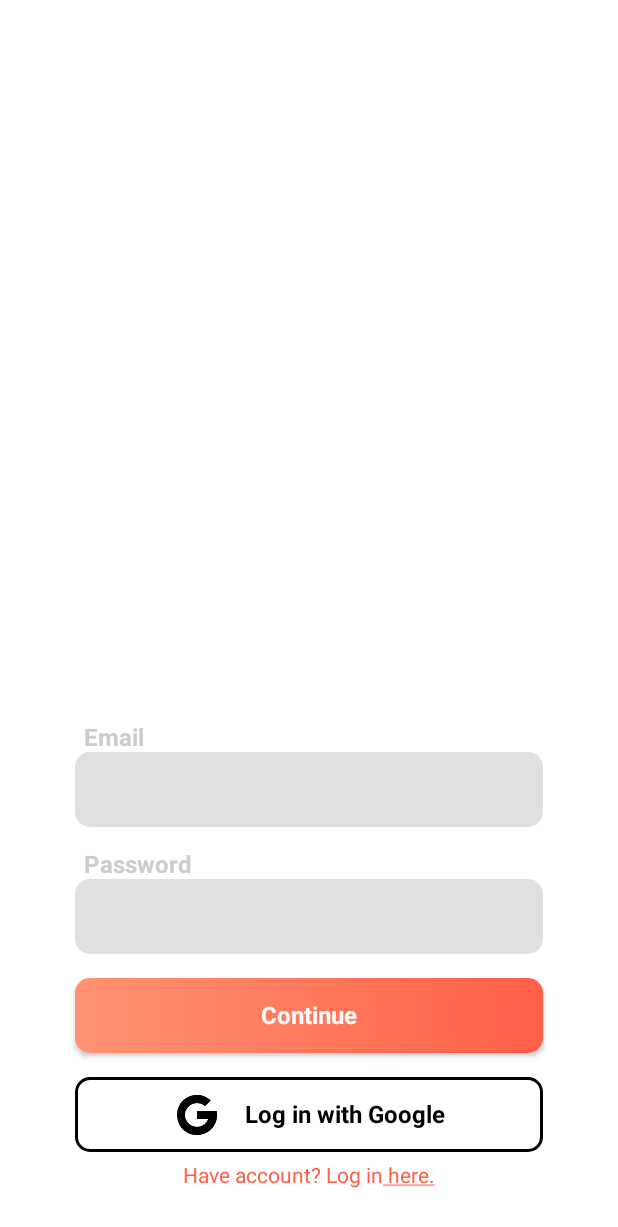
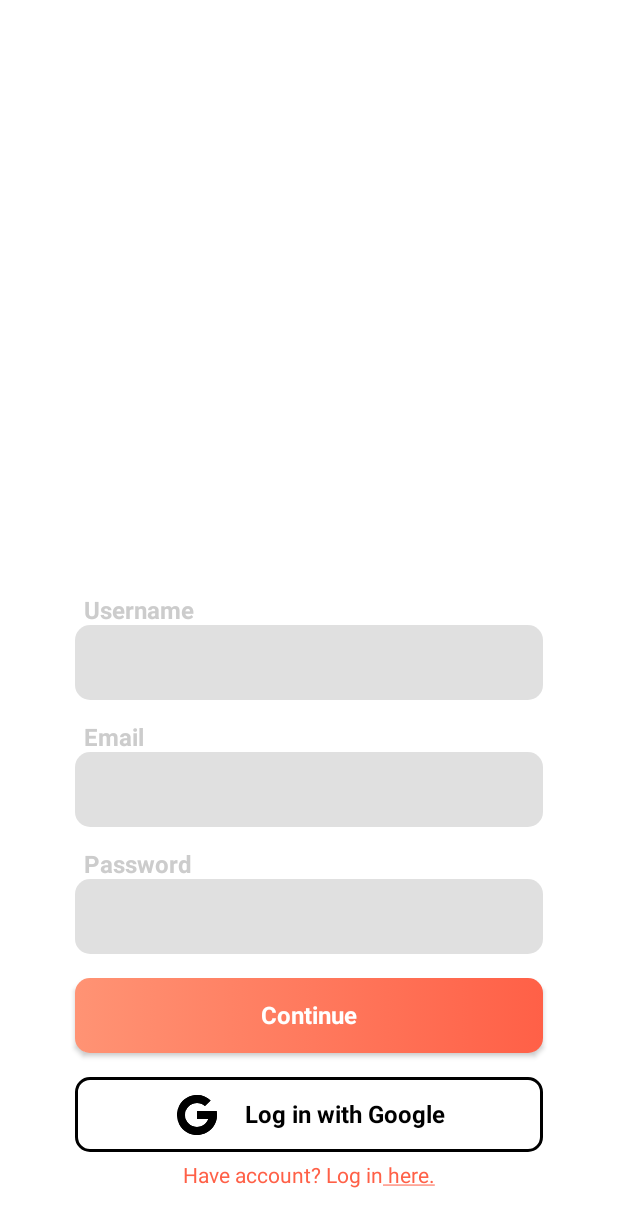
Before and after one commit to anthonylldev/Linkimbo-Proyecto, an Android app built with Jetpack Compose: the composable AuthCreateAccount shown on its own in the app's theme, on a phone screen of 412 x 824 dp. Shown: the top 1227 px of the screen. Run offline under Robolectric (Android 15) with nearby library versions, the phone set to English and light mode, and no system bars; our stand-ins replace Dagger/Hilt's generated code.

Commit message:
Implement CreateAccountViewModel

```diff
--- /dev/null
+++ b/app/src/main/java/com/anthonylldev/linkimbo/presentation/auth/CreateAccountViewModel.kt
@@ -0,0 +1,32 @@
+package com.anthonylldev.linkimbo.presentation.auth
+
+import androidx.compose.runtime.State
+import androidx.compose.runtime.mutableStateOf
+import androidx.lifecycle.ViewModel
+import dagger.hilt.android.lifecycle.HiltViewModel
+import javax.inject.Inject
+
+@HiltViewModel
+class CreateAccountViewModel @Inject constructor() : ViewModel() {
+
+    private val _usernameText = mutableStateOf("")
+    val usernameText: State<String> = _usernameText
+
+    private val _emailText = mutableStateOf("")
+    val emailText: State<String> = _emailText
+
+    private val _passwordText = mutableStateOf("")
+    val passwordText: State<String> = _passwordText
+
+    fun setUsernameText(username: String) {
+        _usernameText.value = username
+    }
+
+    fun setEmailText(email: String) {
+        _emailText.value = email
+    }
+
+    fun setPasswordText(password: String) {
+        _passwordText.value = password
+    }
+}
--- a/app/src/main/java/com/anthonylldev/linkimbo/presentation/auth/screen/AuthCreateAccount.kt
+++ b/app/src/main/java/com/anthonylldev/linkimbo/presentation/auth/screen/AuthCreateAccount.kt
@@ -10,7 +10,10 @@ import androidx.compose.ui.text.TextStyle
 import androidx.compose.ui.text.font.FontWeight
 import androidx.compose.ui.unit.dp
 import androidx.compose.ui.unit.sp
+import androidx.hilt.navigation.compose.hiltViewModel
+import androidx.navigation.NavController
 import com.anthonylldev.linkimbo.R
+import com.anthonylldev.linkimbo.presentation.auth.CreateAccountViewModel
 import com.anthonylldev.linkimbo.presentation.components.ClickableHere
 import com.anthonylldev.linkimbo.presentation.components.CustomButton
 import com.anthonylldev.linkimbo.presentation.components.CustomTextField
@@ -19,7 +22,10 @@ import com.anthonylldev.linkimbo.presentation.ui.theme.SpaceMedium
 import com.anthonylldev.linkimbo.presentation.ui.theme.SpaceSmall
 
 @Composable
-fun AuthCreateAccount() {
+fun AuthCreateAccount(
+    navController: NavController,
+    viewModel: CreateAccountViewModel = hiltViewModel()
+) {
     Column(
         modifier = Modifier
             .fillMaxSize()
@@ -32,6 +38,26 @@ fun AuthCreateAccount() {
     ) {
 
         Text(
+            text = stringResource(id = R.string.username),
+            modifier = Modifier
+                .padding(start = 6.dp),
+            style = TextStyle(
+                color = Color.LightGray,
+                fontSize = 16.sp,
+                fontWeight = FontWeight.Bold
+            )
+        )
+
+        CustomTextField(
+            text = viewModel.usernameText.value,
+            onValueChange = {
+                viewModel.setUsernameText(it)
+            }
+        )
+
+        Spacer(modifier = Modifier.height(SpaceMedium))
+
+        Text(
             text = stringResource(id = R.string.email),
             modifier = Modifier
                 .padding(start = 6.dp),
@@ -42,7 +68,12 @@ fun AuthCreateAccount() {
             )
         )
 
-        CustomTextField()
+        CustomTextField(
+            text = viewModel.emailText.value,
+            onValueChange = {
+                viewModel.setEmailText(it)
+            }
+        )
 
         Spacer(modifier = Modifier.height(SpaceMedium))
 
@@ -57,7 +88,12 @@ fun AuthCreateAccount() {
             )
         )
 
-        CustomTextField()
+        CustomTextField(
+            text = viewModel.passwordText.value,
+            onValueChange = {
+                viewModel.setPasswordText(it)
+            }
+        )
 
         Spacer(modifier = Modifier.height(SpaceMedium))
 
--- a/app/src/main/java/com/anthonylldev/linkimbo/presentation/auth/screen/AuthSheet.kt
+++ b/app/src/main/java/com/anthonylldev/linkimbo/presentation/auth/screen/AuthSheet.kt
@@ -25,7 +25,7 @@ fun AuthSheet(
 ) {
     Scaffold(
         modifier = Modifier
-            .height(450.dp)
+            .height(475.dp)
             .fillMaxWidth(),
         backgroundColor = Color.White,
         topBar = {
@@ -54,7 +54,7 @@ fun AuthSheet(
         HorizontalPager(state = pagerSelect) { index ->
             when (index) {
                 0 -> {
-                    AuthCreateAccount()
+                    AuthCreateAccount(navController = navController)
                 }
                 1 -> {
                     AuthLogin(navController = navController)
```
